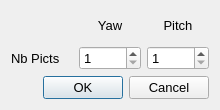
This is papywizard/view/nbPictsDialog.ui in bingostar89/Papywizard as Qt 5 draws it before an edit. The edited form follows.
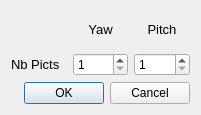
This is the edited form. Icons and pictures are not drawn.

Patch:
```diff
--- a/papywizard/view/nbPictsDialog.ui
+++ b/papywizard/view/nbPictsDialog.ui
@@ -5,15 +5,10 @@
    <rect>
     <x>0</x>
     <y>0</y>
-    <width>220</width>
-    <height>110</height>
+    <width>201</width>
+    <height>115</height>
    </rect>
   </property>
-  <property name="font" >
-   <font>
-    <pointsize>10</pointsize>
-   </font>
-  </property>
   <property name="windowTitle" >
    <string>Nb Picts</string>
   </property>
```
Left out of the diff: 8 changed lines with no effect on the pictures.
